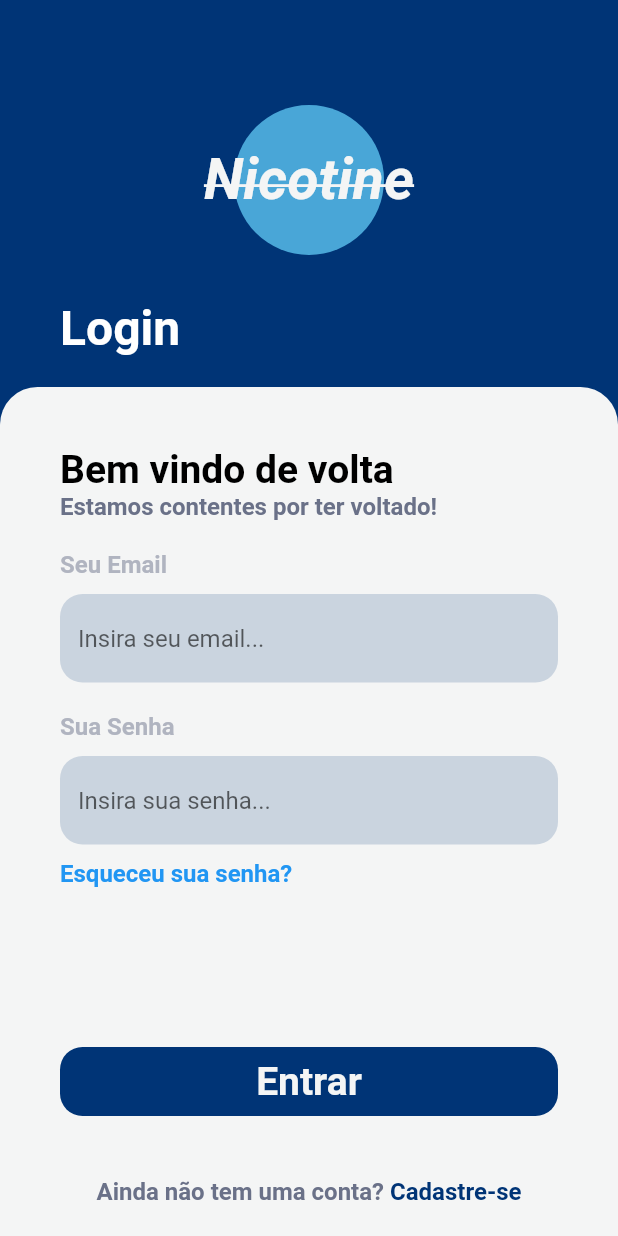
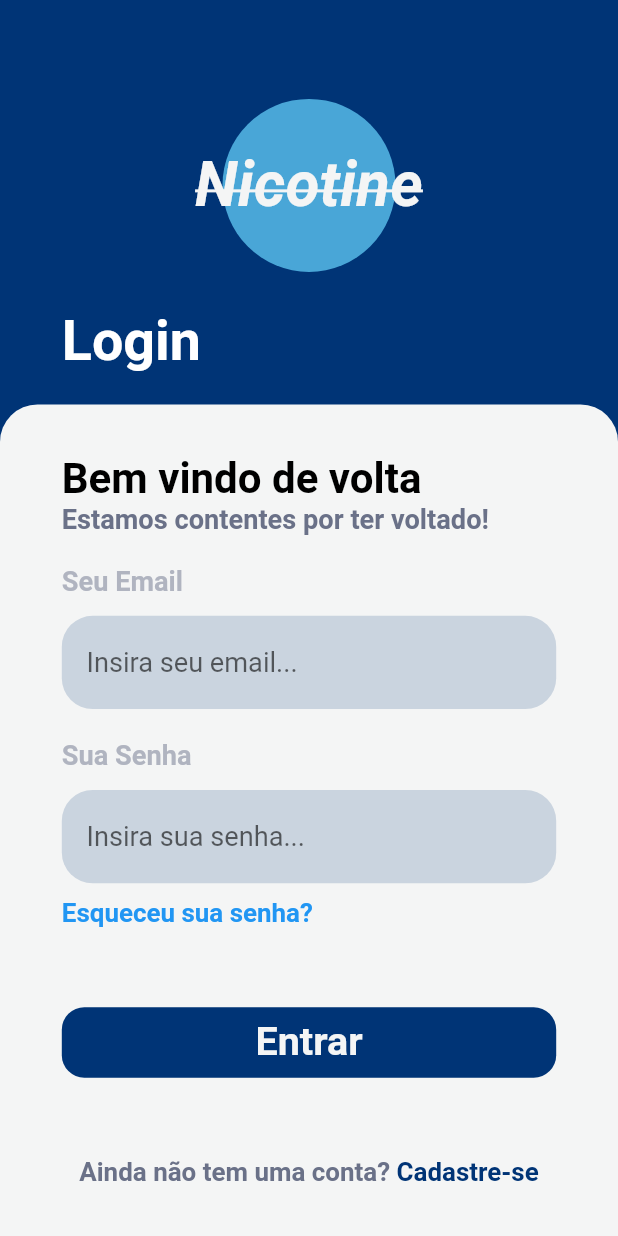
Before and after one commit to RJustoX/Liber, a Flutter app: the LoginView screen opened directly, on a phone screen of 412 x 824 dp. Run offline on Flutter 3.47's test engine with Material 2 defaults, Android fonts, the phone set to English and light mode, and no system bars; our stand-ins replace datetime_picker_formfield, device_preview, dio, flutter_screenutil, fluttertoast, font_awesome_flutter and 3 more; accounts and stored records are empty.

Commit message:
:iphone: responsividade na tela de login

```diff
--- a/lib/views/login.view.dart
+++ b/lib/views/login.view.dart
@@ -6,6 +6,7 @@ import 'package:nicotine/utils/app_colors.dart';
 import 'package:nicotine/utils/toast.util.dart';
 import 'package:nicotine/views/logon.view.dart';
 import 'package:nicotine/views/main.view.dart';
+import 'package:flutter_screenutil/flutter_screenutil.dart';
 
 class LoginView extends StatefulWidget {
   @override
@@ -29,16 +30,17 @@ class _LoginViewState extends State<LoginView> {
 
   @override
   Widget build(BuildContext context) {
-    return Scaffold(
+    return SafeArea(
+      child: Scaffold(
         resizeToAvoidBottomInset: true,
         body: SingleChildScrollView(
           keyboardDismissBehavior: ScrollViewKeyboardDismissBehavior.onDrag,
           child: Container(
             color: AppColors.primaryColor,
-          width: MediaQuery.of(context).size.width,
-          height: MediaQuery.of(context).size.height,
+            width: 1.sw,
+            height: 1.sh,
             child: Padding(
-            padding: const EdgeInsets.only(top: 70),
+              padding: EdgeInsets.only(top: 80.h),
               child: Form(
                 key: _formKey,
                 child: Column(
@@ -50,10 +52,10 @@ class _LoginViewState extends State<LoginView> {
                         clipBehavior: Clip.none,
                         children: <Widget>[
                           Container(
-                          width: 100.0,
-                          height: 100.0,
+                            width: 140.0.r,
+                            height: 140.0.r,
                             decoration: BoxDecoration(
-                            borderRadius: BorderRadius.circular(60),
+                              borderRadius: BorderRadius.circular(70.r),
                               color: AppColors.secondaryColor,
                             ),
                           ),
@@ -61,7 +63,7 @@ class _LoginViewState extends State<LoginView> {
                             'Nicotine',
                             style: TextStyle(
                               color: HexColor('#F4F5F5'),
-                            fontSize: 38.0,
+                              fontSize: 50.0.sp,
                               fontWeight: FontWeight.w600,
                               fontStyle: FontStyle.italic,
                               decoration: TextDecoration.lineThrough,
@@ -71,12 +73,12 @@ class _LoginViewState extends State<LoginView> {
                       ),
                     ),
                     Padding(
-                    padding: const EdgeInsets.only(left: 40.0, bottom: 20.0, top: 30),
+                      padding: EdgeInsets.only(left: 50.0.w, bottom: 25.0.h, top: 30.h),
                       child: Text(
                         'Login',
                         style: TextStyle(
                           color: Colors.white,
-                        fontSize: 32.0,
+                          fontSize: 45.0.sp,
                           fontWeight: FontWeight.bold,
                         ),
                       ),
@@ -90,7 +92,7 @@ class _LoginViewState extends State<LoginView> {
                           color: AppColors.backgroundColor,
                         ),
                         child: Padding(
-                        padding: EdgeInsets.fromLTRB(40.0, 40.0, 40.0, 20.0),
+                          padding: EdgeInsets.fromLTRB(50.0.w, 40.0.h, 50.0.w, 40.0.h),
                           child: Column(
                             mainAxisAlignment: MainAxisAlignment.start,
                             crossAxisAlignment: CrossAxisAlignment.start,
@@ -99,7 +101,7 @@ class _LoginViewState extends State<LoginView> {
                                 'Bem vindo de volta',
                                 style: TextStyle(
                                   color: Colors.black,
-                                fontSize: 26.0,
+                                  fontSize: 34.0.sp,
                                   fontWeight: FontWeight.bold,
                                 ),
                               ),
@@ -107,31 +109,24 @@ class _LoginViewState extends State<LoginView> {
                                 'Estamos contentes por ter voltado!',
                                 style: TextStyle(
                                   color: HexColor('#6A7188'),
-                                fontSize: 16.0,
+                                  fontSize: 22.0.sp,
                                   fontWeight: FontWeight.w600,
                                 ),
                               ),
                               Padding(
-                              padding: const EdgeInsets.only(top: 20, bottom: 10.0),
+                                padding: EdgeInsets.only(top: 25.h, bottom: 15.0.h),
                                 child: Text(
                                   'Seu Email',
                                   style: TextStyle(
                                     color: HexColor('#B0B4C0'),
-                                  fontSize: 16.0,
+                                    fontSize: 22.0.sp,
                                     fontWeight: FontWeight.bold,
                                   ),
                                 ),
                               ),
                               TextFormField(
                                 keyboardType: TextInputType.emailAddress,
-                              decoration: InputDecoration(
-                                hintText: 'Insira seu email...',
-                                border: OutlineInputBorder(
-                                    borderRadius: BorderRadius.circular(15.0),
-                                    borderSide: BorderSide(width: 0.0, style: BorderStyle.none)),
-                                fillColor: HexColor('#CAD4DF'),
-                                filled: true,
-                              ),
+                                decoration: setTextFieldDecoration('Insira seu email...'),
                                 validator: (email) {
                                   if (email == null || email.isEmpty) {
                                     return 'Campo não preenchido';
@@ -147,12 +142,12 @@ class _LoginViewState extends State<LoginView> {
                                 },
                               ),
                               Padding(
-                              padding: const EdgeInsets.only(top: 20, bottom: 10.0),
+                                padding: EdgeInsets.only(top: 25.0.h, bottom: 15.0.h),
                                 child: Text(
                                   'Sua Senha',
                                   style: TextStyle(
                                     color: HexColor('#B0B4C0'),
-                                  fontSize: 16.0,
+                                    fontSize: 22.0.sp,
                                     fontWeight: FontWeight.bold,
                                   ),
                                 ),
@@ -161,14 +156,7 @@ class _LoginViewState extends State<LoginView> {
                                 padding: const EdgeInsets.only(bottom: 10.0),
                                 child: TextFormField(
                                   obscureText: true,
-                                decoration: InputDecoration(
-                                  hintText: 'Insira sua senha...',
-                                  border: OutlineInputBorder(
-                                      borderRadius: BorderRadius.circular(15.0),
-                                      borderSide: BorderSide(width: 0.0, style: BorderStyle.none)),
-                                  fillColor: HexColor('#CAD4DF'),
-                                  filled: true,
-                                ),
+                                  decoration: setTextFieldDecoration('Insira sua senha...'),
                                   validator: (value) {
                                     if (value!.isEmpty) {
                                       return 'Campo não preenchido';
@@ -187,17 +175,15 @@ class _LoginViewState extends State<LoginView> {
                                   style: TextStyle(
                                       color: Theme.of(context).primaryColor,
                                       fontWeight: FontWeight.bold,
-                                    fontSize: 16.0),
+                                      fontSize: 21.0.sp),
                                 ),
                               ),
                               const Spacer(),
                               Center(
-                              child: Padding(
-                                padding: const EdgeInsets.only(bottom: 40.0),
                                 child: TextButton(
                                   style: TextButton.styleFrom(
                                     backgroundColor: AppColors.primaryColor,
-                                    minimumSize: Size(double.maxFinite, 45.0),
+                                    minimumSize: Size(double.maxFinite, 55.h),
                                     shape: RoundedRectangleBorder(
                                       borderRadius: BorderRadius.circular(15.0),
                                     ),
@@ -221,13 +207,13 @@ class _LoginViewState extends State<LoginView> {
                                     'Entrar',
                                     style: TextStyle(
                                       color: AppColors.backgroundColor,
-                                      fontSize: 26.0,
+                                      fontSize: 32.0.sp,
                                       fontWeight: FontWeight.bold,
                                     ),
                                   ),
                                 ),
                               ),
-                            ),
+                              const Spacer(),
                               Center(
                                 child: GestureDetector(
                                   onTap: () {
@@ -246,7 +232,7 @@ class _LoginViewState extends State<LoginView> {
                                           text: 'Ainda não tem uma conta?',
                                           style: TextStyle(
                                             color: HexColor('#6A7188'),
-                                          fontSize: 16.0,
+                                            fontSize: 21.0.sp,
                                             fontWeight: FontWeight.w600,
                                           ),
                                         ),
@@ -254,7 +240,7 @@ class _LoginViewState extends State<LoginView> {
                                           text: ' Cadastre-se',
                                           style: TextStyle(
                                             color: AppColors.primaryColor,
-                                          fontSize: 16.0,
+                                            fontSize: 21.0.sp,
                                             fontWeight: FontWeight.w600,
                                           ),
                                         ),
@@ -274,6 +260,20 @@ class _LoginViewState extends State<LoginView> {
             ),
           ),
         ),
+      ),
+    );
+  }
+
+  InputDecoration setTextFieldDecoration(String hint) {
+    return InputDecoration(
+      contentPadding: EdgeInsets.symmetric(vertical: 25.0.h, horizontal: 20.0.w),
+      hintText: hint,
+      hintStyle: TextStyle(fontSize: 22.sp),
+      border: OutlineInputBorder(
+          borderRadius: BorderRadius.circular(25.0.r),
+          borderSide: BorderSide(width: 0.0, style: BorderStyle.none)),
+      fillColor: HexColor('#CAD4DF'),
+      filled: true,
     );
   }
 }
```
Lines whose indentation alone changed are shown as unchanged.
